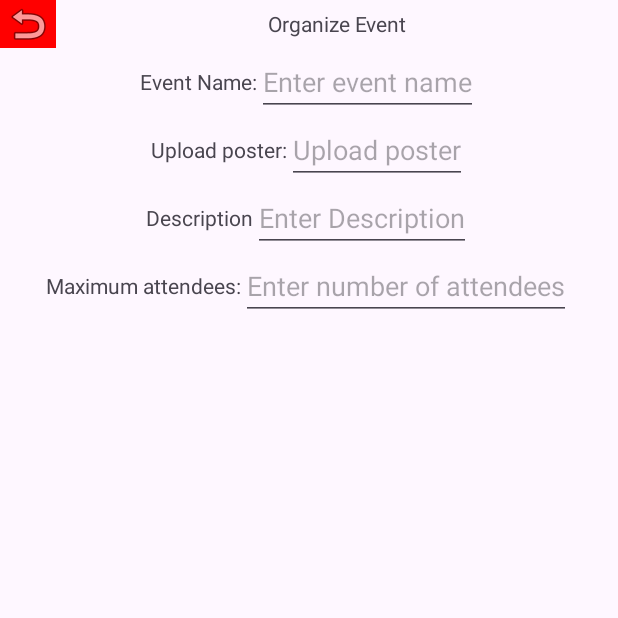
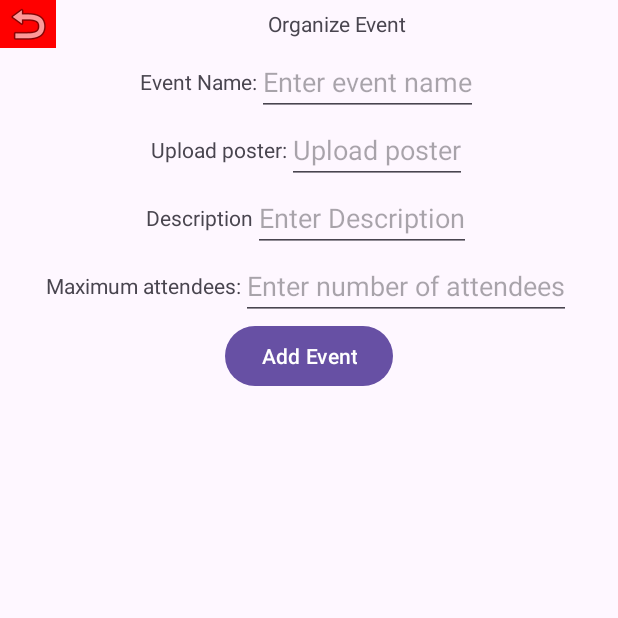
Before and after one commit to CMPUT301W24T19/EventSnapQR, an Android app: the OrganizeEventFragment screen opened through its navigation route, on a phone screen of 412 x 824 dp, the top half of it. Run offline under Robolectric (Android 15) with nearby library versions, the phone set to English and light mode, and no system bars; libraries missing offline, so code that uses them is left out: androidmads.library.qrgenearator.

Commit message:
"added QR to organize new event and QR dialog fragment with nav back to main page"

```diff
--- a/app/src/main/AndroidManifest.xml
+++ b/app/src/main/AndroidManifest.xml
@@ -1,7 +1,7 @@
 <?xml version="1.0" encoding="utf-8"?>
 <manifest xmlns:android="http://schemas.android.com/apk/res/android"
     xmlns:tools="http://schemas.android.com/tools">
-
+    <uses-permission android:name="android.permission.WRITE_EXTERNAL_STORAGE"/>
     <application
         android:allowBackup="true"
         android:dataExtractionRules="@xml/data_extraction_rules"
--- a/app/src/main/java/com/example/eventsnapqr/Event.java
+++ b/app/src/main/java/com/example/eventsnapqr/Event.java
@@ -11,6 +11,8 @@ public class Event {
         this.qrCode = qrCode;
         this.organizer = organizer;
     }
+
+
     /**
     private void setPoster(EventPoster poster){
         this.poster = poster;
--- a/app/src/main/java/com/example/eventsnapqr/OrganizeEventFragment.java
+++ b/app/src/main/java/com/example/eventsnapqr/OrganizeEventFragment.java
@@ -1,16 +1,30 @@
 package com.example.eventsnapqr;
 
+import static android.content.Context.WINDOW_SERVICE;
+import static androidx.core.content.ContextCompat.getSystemService;
+
+import android.graphics.Bitmap;
+import android.graphics.Color;
+import android.graphics.Point;
 import android.os.Bundle;
 
 import androidx.fragment.app.Fragment;
 import androidx.navigation.NavController;
 import androidx.navigation.Navigation;
 
+import android.util.Log;
+import android.view.Display;
 import android.view.LayoutInflater;
 import android.view.View;
 import android.view.ViewGroup;
+import android.view.WindowManager;
 import android.widget.Button;
 import android.widget.ImageButton;
+import android.widget.ImageView;
+import android.widget.Toast;
+
+import androidmads.library.qrgenearator.QRGContents;
+import androidmads.library.qrgenearator.QRGEncoder;
 
 /**
  * A simple {@link Fragment} subclass.
@@ -25,6 +39,9 @@ public class OrganizeEventFragment extends Fragment {
     private static final String ARG_PARAM2 = "param2";
 
     private ImageButton buttonBackButton;
+    private Button buttonAddEvent;
+
+    private Bitmap bitmap;
     // TODO: Rename and change types of parameters
     private String mParam1;
     private String mParam2;
@@ -67,6 +84,7 @@ public class OrganizeEventFragment extends Fragment {
 
         View view = inflater.inflate(R.layout.fragment_organize_event, container, false);
         buttonBackButton = view.findViewById(R.id.button_back_button);
+
         buttonBackButton.setOnClickListener(new View.OnClickListener() {
             @Override
             public void onClick(View v) {
@@ -74,6 +92,27 @@ public class OrganizeEventFragment extends Fragment {
                 navController.navigate(R.id.action_organizeEventFragment_to_mainPageFragment);
             }
         });
+        buttonAddEvent = view.findViewById(R.id.button_add_event);
+
+        buttonAddEvent.setOnClickListener(new View.OnClickListener() {
+            @Override
+            public void onClick(View v) {
+                QRGEncoder qrgEncoder = new QRGEncoder("Link goes here", null, QRGContents.Type.TEXT, 5);
+                qrgEncoder.setColorBlack(Color.RED);
+                qrgEncoder.setColorWhite(Color.BLUE);
+                try {
+                    bitmap = qrgEncoder.getBitmap();
+                    Bundle bundle = new Bundle();
+                    bundle.putParcelable("bitmap", bitmap);
+                    NavController navController = Navigation.findNavController(requireActivity(), R.id.nav_host_fragment);
+                    navController.navigate(R.id.action_organizeEventFragment_to_qRDialogFragment, bundle);
+                } catch (Exception e) {
+                    Log.v("Could not save qr code", e.toString());
+                }
+
+
+        }
+        });
         return view;
     }
 }
--- /dev/null
+++ b/app/src/main/res/drawable/qrcode.xml
@@ -0,0 +1,4 @@
+<?xml version="1.0" encoding="utf-8"?>
+<selector xmlns:android="http://schemas.android.com/apk/res/android">
+
+</selector>
--- a/app/src/main/res/layout/fragment_organize_event.xml
+++ b/app/src/main/res/layout/fragment_organize_event.xml
@@ -109,4 +109,20 @@
             android:hint="Enter number of attendees"
             android:inputType="number" />
     </LinearLayout>
+    <LinearLayout
+        android:layout_width="match_parent"
+        android:layout_height="wrap_content"
+        android:layout_gravity="center"
+        android:gravity="center"
+        android:orientation="horizontal">
+
+
+
+        <Button
+            android:id="@+id/button_add_event"
+            android:layout_width="wrap_content"
+            android:layout_height="match_parent"
+
+            android:text="Add Event" />
+    </LinearLayout>
 </LinearLayout>
--- a/app/src/main/res/navigation/nav_graph.xml
+++ b/app/src/main/res/navigation/nav_graph.xml
@@ -23,7 +23,19 @@
         <action
             android:id="@+id/action_organizeEventFragment_to_mainPageFragment"
             app:destination="@id/mainPageFragment" />
+        <action
+            android:id="@+id/action_organizeEventFragment_to_qRDialogFragment"
+            app:destination="@+id/qRDialogFragment"
+        />
+    </fragment>
+    <fragment
+        android:id="@+id/qRDialogFragment"
+        android:name="com.example.eventsnapqr.QRDialogFragment"
+        android:label="Save QR Code"
+        tools:layout="@layout/fragment_q_r_dialog">
+        <action
+            android:id="@+id/action_qRDialogFragment_to_mainPageFragment"
+            app:destination="@id/mainPageFragment" />
     </fragment>
 
-
 </navigation>
```
Also changed, not shown: app/build.gradle.kts (+10 -1 lines), app/src/main/java/com/example/eventsnapqr/QR.java (+53 -0 lines), app/src/main/java/com/example/eventsnapqr/QRDialogFragment.java (added, +88 -0 lines), app/src/main/res/layout/fragment_q_r_dialog.xml (added, +38 -0 lines), settings.gradle.kts (+8 -1 lines).
